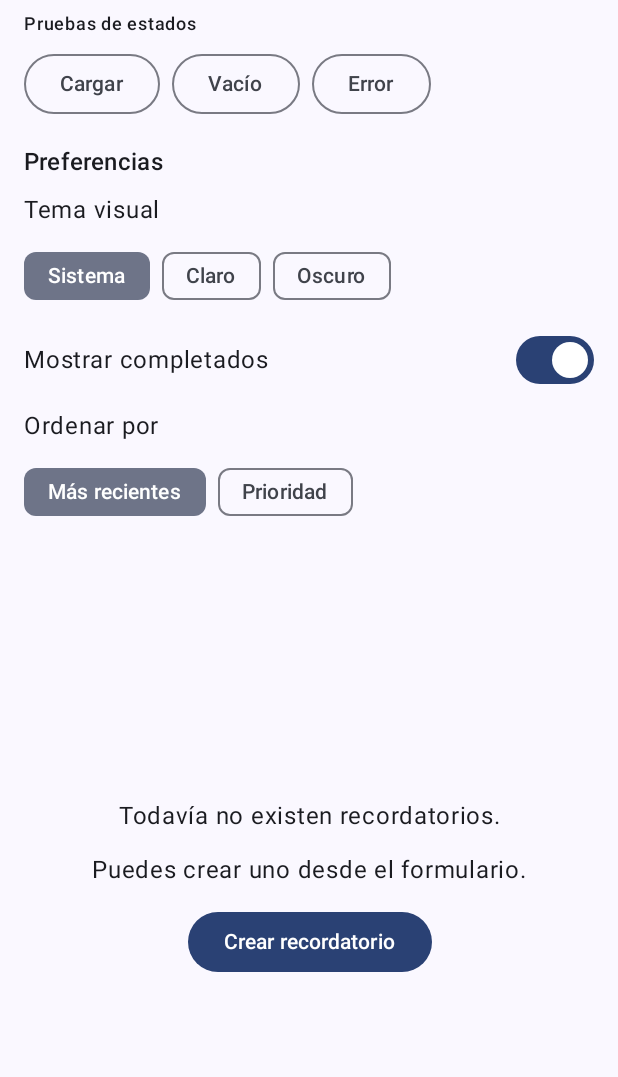
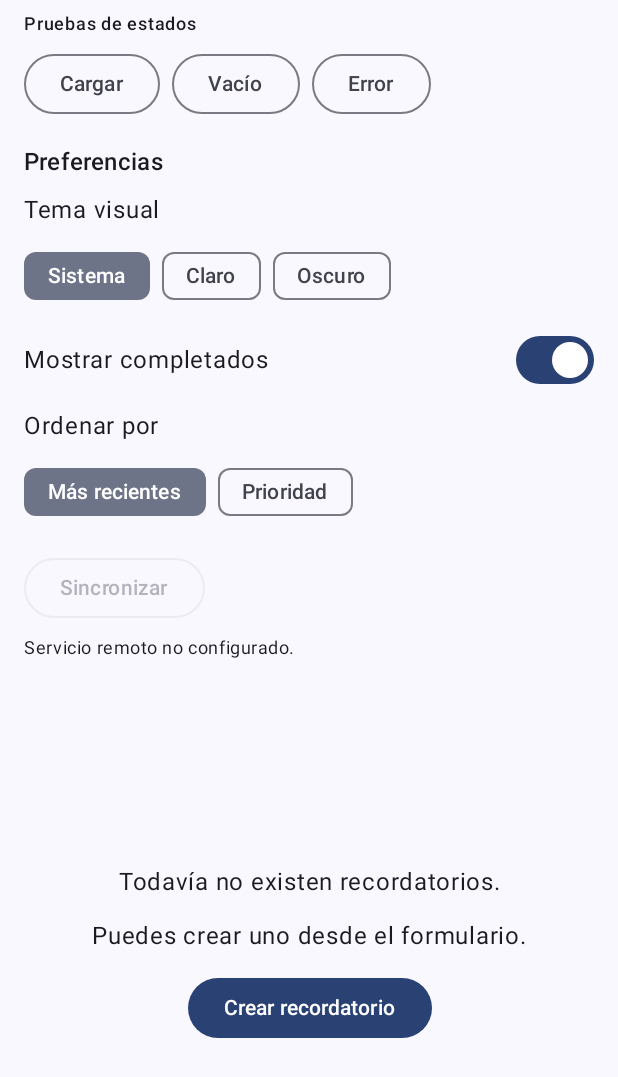
Before and after one commit to DanielDMV/RecordatoriosApp, an Android app built with Jetpack Compose: the screen it shows after launch (MainActivity), on a phone screen of 412 x 824 dp. Shown: the top 1077 px of the screen. Run offline under Robolectric (Android 15) with nearby library versions, the phone set to English and light mode, and no system bars; our stand-ins replace Room's generated code.

Commit message:
Actividad 3: incorpora control de sincronizacion en interfaz

```diff
--- a/app/src/main/java/cl/actividad/recordatorios/AppContainer.kt
+++ b/app/src/main/java/cl/actividad/recordatorios/AppContainer.kt
@@ -10,6 +10,10 @@ import cl.actividad.recordatorios.data.preferences.UserPreferencesRepository
 import cl.actividad.recordatorios.data.local.migration.MIGRATION_1_2
 import cl.actividad.recordatorios.data.local.migration.MIGRATION_2_3
 import cl.actividad.recordatorios.data.local.migration.MIGRATION_3_4
+import cl.actividad.recordatorios.BuildConfig
+import cl.actividad.recordatorios.data.remote.RemoteRecordatoriosDataSource
+import cl.actividad.recordatorios.data.remote.RetrofitClient
+import cl.actividad.recordatorios.data.sync.SincronizadorCreaciones
 
 object AppContainer {
 
@@ -59,5 +63,28 @@ object AppContainer {
                 appContext
             )
         }
+
+        if (_sincronizadorCreaciones == null && servidorRemotoConfigurado) {
+
+            val api = RetrofitClient.crear()
+
+            _sincronizadorCreaciones = SincronizadorCreaciones(
+                database = checkNotNull(database),
+                remoto = RemoteRecordatoriosDataSource(api)
+            )
+        }
     }
+    private var _sincronizadorCreaciones: SincronizadorCreaciones? = null
+
+    val servidorRemotoConfigurado: Boolean
+        get() {
+            val url = BuildConfig.API_BASE_URL
+            return url.startsWith("https://") &&
+                    !url.contains("example.com")
+        }
+
+    val sincronizadorCreaciones: SincronizadorCreaciones
+        get() = checkNotNull(_sincronizadorCreaciones) {
+            "El sincronizador no esta inicializado."
+        }
 }
--- a/app/src/main/java/cl/actividad/recordatorios/MainActivity.kt
+++ b/app/src/main/java/cl/actividad/recordatorios/MainActivity.kt
@@ -68,6 +68,8 @@ import cl.actividad.recordatorios.ui.viewmodel.PreferenciasViewModelFactory
 import cl.actividad.recordatorios.ui.viewmodel.EdicionViewModel
 import cl.actividad.recordatorios.ui.viewmodel.EdicionViewModelFactory
 import cl.actividad.recordatorios.ui.state.EdicionUiState
+import cl.actividad.recordatorios.ui.viewmodel.SincronizacionViewModel
+import cl.actividad.recordatorios.ui.viewmodel.SincronizacionViewModelFactory
 
 class MainActivity : ComponentActivity() {
 
@@ -105,6 +107,22 @@ class MainActivity : ComponentActivity() {
                 val listadoViewModel: ListadoViewModel = viewModel(
                     factory = ListadoViewModelFactory(repository)
                 )
+
+                val sincronizacionViewModel: SincronizacionViewModel = viewModel(
+                    factory = SincronizacionViewModelFactory(
+                        if (AppContainer.servidorRemotoConfigurado) {
+                            AppContainer.sincronizadorCreaciones
+                        } else {
+                            null
+                        }
+                    )
+                )
+
+                val mensajeSincronizacion by sincronizacionViewModel.mensaje
+                    .collectAsStateWithLifecycle()
+
+                val sincronizando by sincronizacionViewModel.procesando
+                    .collectAsStateWithLifecycle()
 
                 val uiState by listadoViewModel.uiState
                     .collectAsStateWithLifecycle()
@@ -144,6 +162,32 @@ class MainActivity : ComponentActivity() {
                                         preferenciasViewModel::cambiarMostrarCompletados,
                                     onOrdenChange = preferenciasViewModel::cambiarOrden
                                 )
+
+                                Column(
+                                    modifier = Modifier
+                                        .fillMaxWidth()
+                                        .padding(horizontal = 16.dp, vertical = 8.dp),
+                                    verticalArrangement = Arrangement.spacedBy(8.dp)
+                                ) {
+                                    OutlinedButton(
+                                        onClick = sincronizacionViewModel::sincronizar,
+                                        enabled = AppContainer.servidorRemotoConfigurado &&
+                                                !sincronizando
+                                    ) {
+                                        Text(
+                                            if (sincronizando) {
+                                                "Sincronizando..."
+                                            } else {
+                                                "Sincronizar"
+                                            }
+                                        )
+                                    }
+
+                                    Text(
+                                        text = mensajeSincronizacion,
+                                        style = MaterialTheme.typography.bodySmall
+                                    )
+                                }
 
                                 ContenidoListado(
                                     uiState = uiState,
--- /dev/null
+++ b/app/src/main/java/cl/actividad/recordatorios/ui/viewmodel/SincronizacionViewModel.kt
@@ -0,0 +1,77 @@
+package cl.actividad.recordatorios.ui.viewmodel
+
+import androidx.lifecycle.ViewModel
+import androidx.lifecycle.ViewModelProvider
+import androidx.lifecycle.viewModelScope
+import cl.actividad.recordatorios.data.sync.SincronizadorCreaciones
+import kotlinx.coroutines.CancellationException
+import kotlinx.coroutines.flow.MutableStateFlow
+import kotlinx.coroutines.flow.asStateFlow
+import kotlinx.coroutines.launch
+
+class SincronizacionViewModel(
+    private val sincronizador: SincronizadorCreaciones?
+) : ViewModel() {
+
+    private val _mensaje = MutableStateFlow(
+        if (sincronizador == null) {
+            "Servicio remoto no configurado."
+        } else {
+            "Sincronizacion disponible."
+        }
+    )
+
+    val mensaje = _mensaje.asStateFlow()
+
+    private val _procesando = MutableStateFlow(false)
+    val procesando = _procesando.asStateFlow()
+
+    fun sincronizar() {
+        if (_procesando.value) return
+
+        val servicio = sincronizador ?: run {
+            _mensaje.value = "No existe un servidor remoto configurado."
+            return
+        }
+
+        viewModelScope.launch {
+            _procesando.value = true
+            _mensaje.value = "Sincronizando recordatorios..."
+
+            try {
+                val confirmados = servicio.sincronizar()
+
+                _mensaje.value =
+                    "Creaciones confirmadas: $confirmados. " +
+                            "Otras operaciones pueden seguir pendientes."
+
+            } catch (e: CancellationException) {
+                throw e
+            } catch (e: Exception) {
+                _mensaje.value =
+                    "No se pudo completar la sincronizacion. " +
+                            "Los datos locales permanecen guardados."
+            } finally {
+                _procesando.value = false
+            }
+        }
+    }
+}
+
+class SincronizacionViewModelFactory(
+    private val sincronizador: SincronizadorCreaciones?
+) : ViewModelProvider.Factory {
+
+    @Suppress("UNCHECKED_CAST")
+    override fun <T : ViewModel> create(
+        modelClass: Class<T>
+    ): T {
+        require(
+            modelClass.isAssignableFrom(
+                SincronizacionViewModel::class.java
+            )
+        )
+
+        return SincronizacionViewModel(sincronizador) as T
+    }
+}
```
